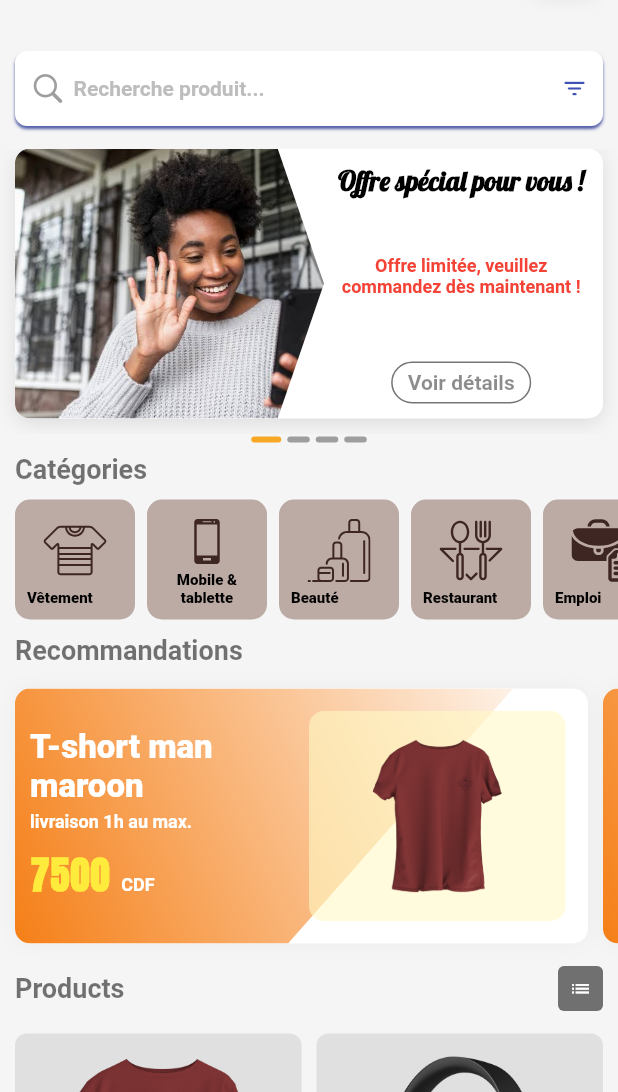
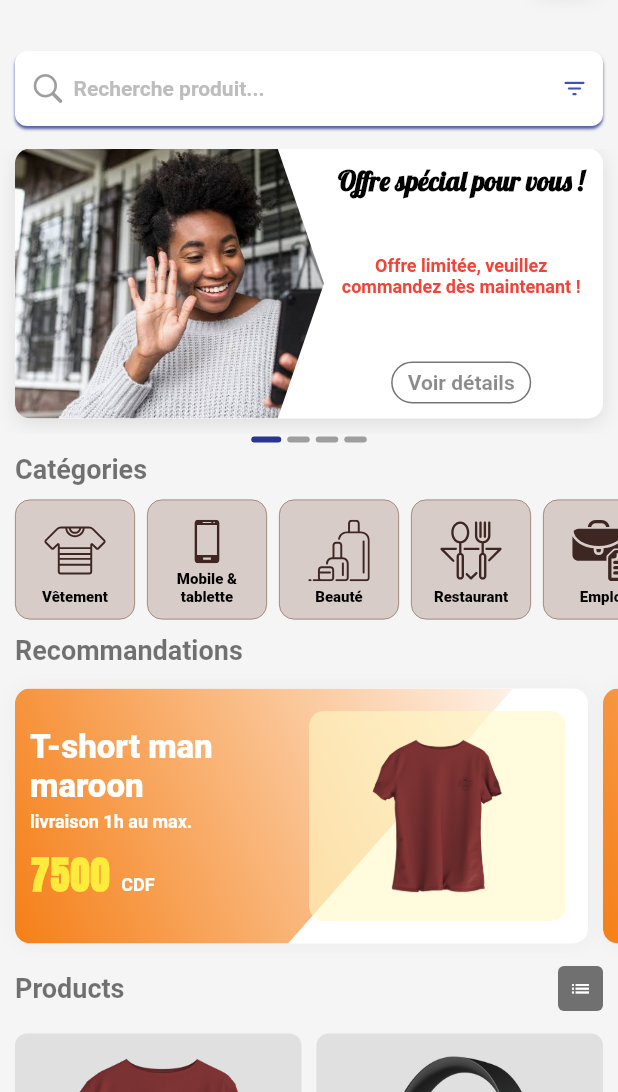
Before and after one commit to Delimond-eng/kin_achat, a Flutter app: the HomeScreen screen opened directly, on a phone screen of 412 x 824 dp, the part 144-1236 px from its top. Run offline on Flutter 3.47's test engine with Material 2 defaults, Android fonts, the phone set to English and light mode, and no system bars; our stand-ins replace flutter_svg, google_fonts, lottie, palette_generator, video_player; Roboto replaces fonts that are missing (Ultra).

Commit message:
category card updated

```diff
--- a/lib/screens/widgets/category_card.dart
+++ b/lib/screens/widgets/category_card.dart
@@ -21,8 +21,12 @@ class Cardcategory extends StatelessWidget {
       height: 80.0,
       width: 80.0,
       decoration: BoxDecoration(
-        color: color.shade200,
+        color: color.shade100,
         borderRadius: BorderRadius.circular(10.0),
+        border: Border.all(
+          color: color.shade400,
+          width: .5,
+        ),
       ),
       child: Padding(
         padding: const EdgeInsets.all(8.0),
@@ -40,6 +44,7 @@ class Cardcategory extends StatelessWidget {
               ),
             ),
             Row(
+              mainAxisAlignment: MainAxisAlignment.center,
               children: [
                 Flexible(
                   child: Text(
--- a/lib/screens/widgets/utilities_widget.dart
+++ b/lib/screens/widgets/utilities_widget.dart
@@ -56,7 +56,7 @@ class SlideDot extends StatelessWidget {
       margin: const EdgeInsets.all(2.0),
       decoration: BoxDecoration(
         borderRadius: BorderRadius.circular(10.0),
-        color: isActived ? (activeColor ?? Colors.yellow[800]) : Colors.grey,
+        color: isActived ? (activeColor ?? Colors.indigo[800]) : Colors.grey,
       ),
     );
   }
```
